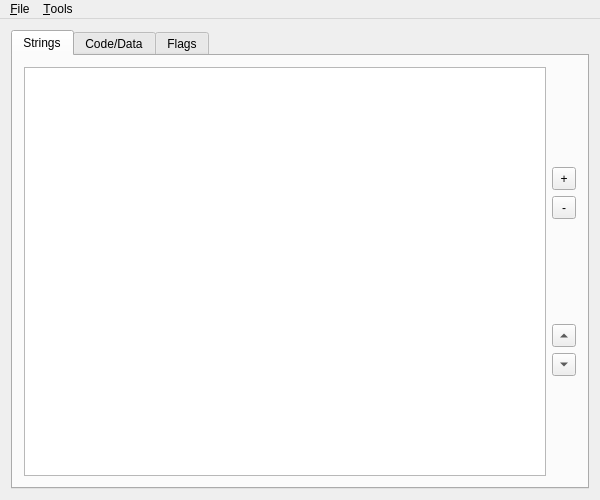
Old version of the form wrd_editor/mainwindow.ui in the repository CaptainSwag101/DRV3-Tools.
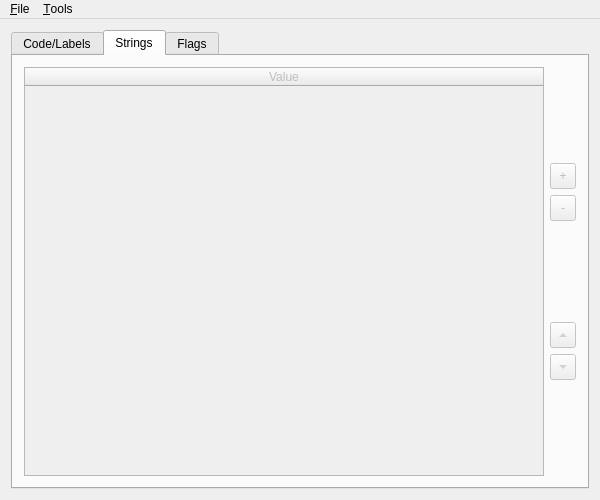
New version of the form. The open tabs and pages were chosen to show the change.

Commit message: (WIP) Finish implementing WRD editing I think I just need to do some more general testing, and then everything should be ready to merge with master! Yay!

```diff
--- a/wrd_editor/mainwindow.ui
+++ b/wrd_editor/mainwindow.ui
@@ -17,146 +17,15 @@
    <layout class="QVBoxLayout" name="verticalLayout">
     <item>
      <widget class="QTabWidget" name="tabWidget">
+      <property name="enabled">
+       <bool>true</bool>
+      </property>
       <property name="currentIndex">
        <number>0</number>
       </property>
-      <widget class="QWidget" name="tabStrings">
-       <attribute name="title">
-        <string>Strings</string>
-       </attribute>
-       <layout class="QVBoxLayout" name="verticalLayout_4">
-        <item>
-         <layout class="QHBoxLayout" name="horizontalLayout_Strings">
-          <item>
-           <widget class="QListWidget" name="listWidget_Strings">
-            <property name="midLineWidth">
-             <number>1</number>
-            </property>
-            <property name="sizeAdjustPolicy">
-             <enum>QAbstractScrollArea::AdjustToContents</enum>
-            </property>
-            <property name="editTriggers">
-             <set>QAbstractItemView::DoubleClicked|QAbstractItemView::EditKeyPressed|QAbstractItemView::SelectedClicked</set>
-            </property>
-            <property name="resizeMode">
-             <enum>QListView::Adjust</enum>
-            </property>
-            <property name="uniformItemSizes">
-             <bool>true</bool>
-            </property>
-           </widget>
-          </item>
-          <item>
-           <layout class="QVBoxLayout" name="verticalLayout_StringButtons">
-            <item>
-             <spacer name="verticalSpacer_7">
-              <property name="orientation">
-               <enum>Qt::Vertical</enum>
-              </property>
-              <property name="sizeHint" stdset="0">
-               <size>
-                <width>20</width>
-                <height>40</height>
-               </size>
-              </property>
-             </spacer>
-            </item>
-            <item>
-             <widget class="QToolButton" name="toolButton_StringAdd">
-              <property name="minimumSize">
-               <size>
-                <width>24</width>
-                <height>23</height>
-               </size>
-              </property>
-              <property name="text">
-               <string>+</string>
-              </property>
-             </widget>
-            </item>
-            <item>
-             <widget class="QToolButton" name="toolButton_StringDel">
-              <property name="minimumSize">
-               <size>
-                <width>24</width>
-                <height>23</height>
-               </size>
-              </property>
-              <property name="text">
-               <string>-</string>
-              </property>
-             </widget>
-            </item>
-            <item>
-             <spacer name="verticalSpacer_8">
-              <property name="orientation">
-               <enum>Qt::Vertical</enum>
-              </property>
-              <property name="sizeType">
-               <enum>QSizePolicy::Expanding</enum>
-              </property>
-              <property name="sizeHint" stdset="0">
-               <size>
-                <width>20</width>
-                <height>40</height>
-               </size>
-              </property>
-             </spacer>
-            </item>
-            <item>
-             <widget class="QToolButton" name="toolButton_StringUp">
-              <property name="minimumSize">
-               <size>
-                <width>24</width>
-                <height>23</height>
-               </size>
-              </property>
-              <property name="text">
-               <string/>
-              </property>
-              <property name="arrowType">
-               <enum>Qt::UpArrow</enum>
-              </property>
-             </widget>
-            </item>
-            <item>
-             <widget class="QToolButton" name="toolButton_StringDown">
-              <property name="minimumSize">
-               <size>
-                <width>24</width>
-                <height>23</height>
-               </size>
-              </property>
-              <property name="text">
-               <string/>
-              </property>
-              <property name="arrowType">
-               <enum>Qt::DownArrow</enum>
-              </property>
-             </widget>
-            </item>
-            <item>
-             <spacer name="verticalSpacer_9">
-              <property name="orientation">
-               <enum>Qt::Vertical</enum>
-              </property>
-              <property name="sizeHint" stdset="0">
-               <size>
-                <width>20</width>
-                <height>40</height>
-               </size>
-              </property>
-             </spacer>
-            </item>
-           </layout>
-          </item>
-         </layout>
-        </item>
-       </layout>
-      </widget>
       <widget class="QWidget" name="tabCode">
        <attribute name="title">
-        <string>Code/Data</string>
+        <string>Code/Labels</string>
        </attribute>
        <layout class="QVBoxLayout" name="verticalLayout_8">
         <item>
@@ -312,6 +181,184 @@
         </item>
        </layout>
       </widget>
+      <widget class="QWidget" name="tabStrings">
+       <attribute name="title">
+        <string>Strings</string>
+       </attribute>
+       <layout class="QVBoxLayout" name="verticalLayout_4">
+        <item>
+         <layout class="QHBoxLayout" name="horizontalLayout_Strings">
+          <item>
+           <widget class="QTableWidget" name="tableWidget_Strings">
+            <property name="enabled">
+             <bool>false</bool>
+            </property>
+            <property name="midLineWidth">
+             <number>1</number>
+            </property>
+            <property name="sizeAdjustPolicy">
+             <enum>QAbstractScrollArea::AdjustToContents</enum>
+            </property>
+            <property name="editTriggers">
+             <set>QAbstractItemView::DoubleClicked|QAbstractItemView::EditKeyPressed|QAbstractItemView::SelectedClicked</set>
+            </property>
+            <property name="wordWrap">
+             <bool>false</bool>
+            </property>
+            <attribute name="horizontalHeaderStretchLastSection">
+             <bool>true</bool>
+            </attribute>
+            <column>
+             <property name="text">
+              <string>Value</string>
+             </property>
+            </column>
+           </widget>
+          </item>
+          <item>
+           <layout class="QVBoxLayout" name="verticalLayout_StringButtons">
+            <item>
+             <spacer name="verticalSpacer_7">
+              <property name="orientation">
+               <enum>Qt::Vertical</enum>
+              </property>
+              <property name="sizeHint" stdset="0">
+               <size>
+                <width>20</width>
+                <height>40</height>
+               </size>
+              </property>
+             </spacer>
+            </item>
+            <item>
+             <widget class="QToolButton" name="toolButton_StringAdd">
+              <property name="enabled">
+               <bool>false</bool>
+              </property>
+              <property name="minimumSize">
+               <size>
+                <width>26</width>
+                <height>26</height>
+               </size>
+              </property>
+              <property name="maximumSize">
+               <size>
+                <width>26</width>
+                <height>26</height>
+               </size>
+              </property>
+              <property name="text">
+               <string>+</string>
+              </property>
+             </widget>
+            </item>
+            <item>
+             <widget class="QToolButton" name="toolButton_StringDel">
+              <property name="enabled">
+               <bool>false</bool>
+              </property>
+              <property name="minimumSize">
+               <size>
+                <width>26</width>
+                <height>26</height>
+               </size>
+              </property>
+              <property name="maximumSize">
+               <size>
+                <width>26</width>
+                <height>26</height>
+               </size>
+              </property>
+              <property name="text">
+               <string>-</string>
+              </property>
+             </widget>
+            </item>
+            <item>
+             <spacer name="verticalSpacer_8">
+              <property name="orientation">
+               <enum>Qt::Vertical</enum>
+              </property>
+              <property name="sizeType">
+               <enum>QSizePolicy::Expanding</enum>
+              </property>
+              <property name="sizeHint" stdset="0">
+               <size>
+                <width>20</width>
+                <height>40</height>
+               </size>
+              </property>
+             </spacer>
+            </item>
+            <item>
+             <widget class="QToolButton" name="toolButton_StringUp">
+              <property name="enabled">
+               <bool>false</bool>
+              </property>
+              <property name="minimumSize">
+               <size>
+                <width>26</width>
+                <height>26</height>
+               </size>
+              </property>
+              <property name="maximumSize">
+               <size>
+                <width>26</width>
+                <height>26</height>
+               </size>
+              </property>
+              <property name="text">
+               <string/>
+              </property>
+              <property name="arrowType">
+               <enum>Qt::UpArrow</enum>
+              </property>
+             </widget>
+            </item>
+            <item>
+             <widget class="QToolButton" name="toolButton_StringDown">
+              <property name="enabled">
+               <bool>false</bool>
+              </property>
+              <property name="minimumSize">
+               <size>
+                <width>26</width>
+                <height>26</height>
+               </size>
+              </property>
+              <property name="maximumSize">
+               <size>
+                <width>26</width>
+                <height>26</height>
+               </size>
+              </property>
+              <property name="text">
+               <string/>
+              </property>
+              <property name="arrowType">
+               <enum>Qt::DownArrow</enum>
+              </property>
+             </widget>
+            </item>
+            <item>
+             <spacer name="verticalSpacer_9">
+              <property name="orientation">
+               <enum>Qt::Vertical</enum>
+              </property>
+              <property name="sizeHint" stdset="0">
+               <size>
+                <width>20</width>
+                <height>40</height>
+               </size>
+              </property>
+             </spacer>
+            </item>
+           </layout>
+          </item>
+         </layout>
+        </item>
+       </layout>
+      </widget>
       <widget class="QWidget" name="tabFlags">
        <attribute name="title">
         <string>Flags</string>
```
Left out of the diff: 136 changed lines with no effect on the pictures. The commit also changes 2 other files.
